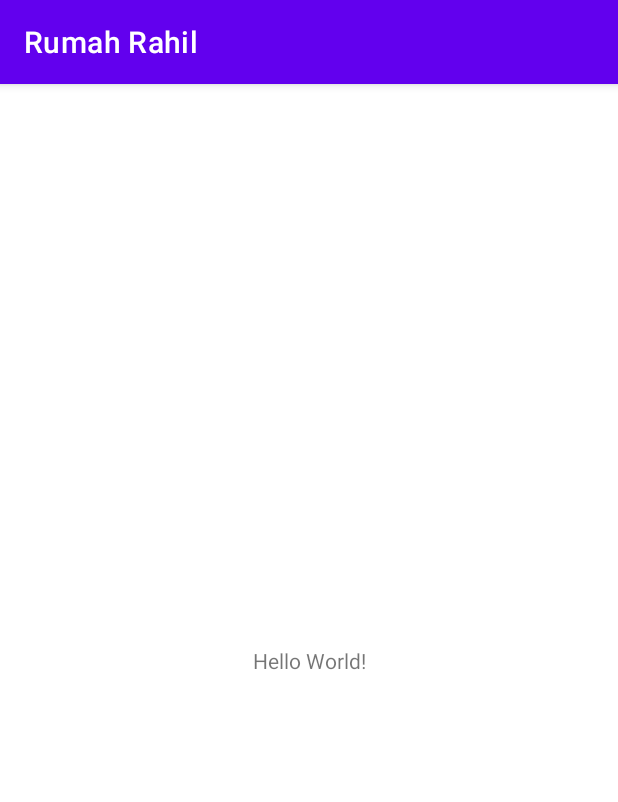
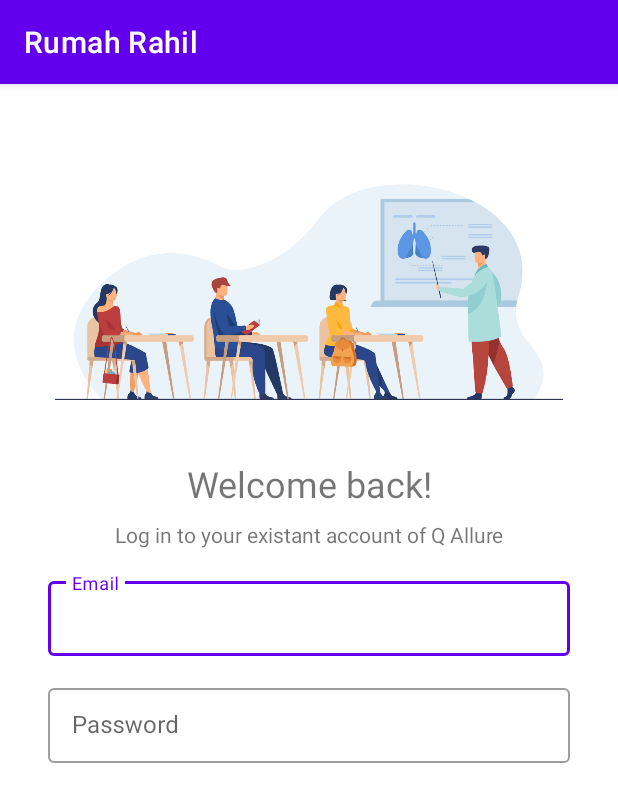
Before and after one commit to alamsyaah/rumahrahil, an Android app: the screen it shows after launch (MainActivity before the commit, LoginActivity after it), on a phone screen of 412 x 824 dp. Shown: the top 802 px of the screen. Run offline under Robolectric (Android 15) with nearby library versions, the phone set to English and light mode, and no system bars.

Commit message:
editing layout login

```diff
--- a/app/src/main/AndroidManifest.xml
+++ b/app/src/main/AndroidManifest.xml
@@ -9,13 +9,16 @@
         android:roundIcon="@mipmap/ic_launcher_round"
         android:supportsRtl="true"
         android:theme="@style/Theme.RumahRahil">
-        <activity android:name=".MainActivity">
+        <activity android:name=".Login.LoginActivity">
             <intent-filter>
                 <action android:name="android.intent.action.MAIN" />
 
                 <category android:name="android.intent.category.LAUNCHER" />
             </intent-filter>
         </activity>
+        <activity android:name=".MainActivity">
+
+        </activity>
     </application>
 
 </manifest>
--- /dev/null
+++ b/app/src/main/java/com/example/rumahrahil/Login/LoginActivity.kt
@@ -0,0 +1,12 @@
+package com.example.rumahrahil.Login
+
+import androidx.appcompat.app.AppCompatActivity
+import android.os.Bundle
+import com.example.rumahrahil.R
+
+class LoginActivity : AppCompatActivity() {
+    override fun onCreate(savedInstanceState: Bundle?) {
+        super.onCreate(savedInstanceState)
+        setContentView(R.layout.activity_login)
+    }
+}
--- /dev/null
+++ b/app/src/main/res/layout/activity_login.xml
@@ -0,0 +1,69 @@
+<?xml version="1.0" encoding="utf-8"?>
+<androidx.constraintlayout.widget.ConstraintLayout xmlns:android="http://schemas.android.com/apk/res/android"
+    xmlns:app="http://schemas.android.com/apk/res-auto"
+    xmlns:tools="http://schemas.android.com/tools"
+    android:layout_width="match_parent"
+    android:layout_height="match_parent"
+    tools:context=".Login.LoginActivity">
+
+    <ImageView
+        android:id="@+id/iv_ilustrasi_login"
+        android:layout_width="match_parent"
+        android:layout_height="250dp"
+        android:paddingTop="32dp"
+        android:src="@drawable/ilustrasi_login"
+        app:layout_constraintTop_toTopOf="parent"/>
+
+    <com.google.android.material.textview.MaterialTextView
+        android:id="@+id/tv_wb"
+        android:layout_width="match_parent"
+        android:layout_height="wrap_content"
+        android:gravity="center_horizontal"
+        android:textSize="24sp"
+        app:layout_constraintTop_toBottomOf="@id/iv_ilustrasi_login"
+        android:text="@string/welcome_back"/>
+
+    <com.google.android.material.textview.MaterialTextView
+        android:id="@+id/tv_descwb"
+        android:layout_width="match_parent"
+        android:layout_height="wrap_content"
+        android:text="@string/description_welcome"
+        android:layout_marginTop="8dp"
+        android:gravity="center_horizontal"
+        app:layout_constraintTop_toBottomOf="@id/tv_wb"/>
+
+    <com.google.android.material.textfield.TextInputLayout
+        android:id="@+id/til_email_login"
+        style="@style/Widget.MaterialComponents.TextInputLayout.OutlinedBox"
+        android:layout_width="match_parent"
+        android:layout_height="wrap_content"
+        android:layout_marginTop="16dp"
+        android:layout_marginHorizontal="32dp"
+        app:layout_constraintTop_toBottomOf="@id/tv_descwb">
+
+        <com.google.android.material.textfield.TextInputEditText
+            android:layout_width="match_parent"
+            android:layout_height="50dp"
+            android:textColor="@color/black"
+            android:hint="@string/email"/>
+
+    </com.google.android.material.textfield.TextInputLayout>
+
+    <com.google.android.material.textfield.TextInputLayout
+        android:id="@+id/til_password_login"
+        style="@style/Widget.MaterialComponents.TextInputLayout.OutlinedBox"
+        android:layout_width="match_parent"
+        android:layout_height="wrap_content"
+        android:layout_marginTop="16dp"
+        android:layout_marginHorizontal="32dp"
+        app:layout_constraintTop_toBottomOf="@id/til_email_login">
+
+        <com.google.android.material.textfield.TextInputEditText
+            android:layout_width="match_parent"
+            android:layout_height="50dp"
+            android:textColor="@color/black"
+            android:hint="@string/password"/>
+
+    </com.google.android.material.textfield.TextInputLayout>
+
+</androidx.constraintlayout.widget.ConstraintLayout>
--- a/app/src/main/res/values/strings.xml
+++ b/app/src/main/res/values/strings.xml
@@ -1,3 +1,7 @@
 <resources>
     <string name="app_name">Rumah Rahil</string>
+    <string name="welcome_back">Welcome back!</string>
+    <string name="description_welcome">Log in to your existant account of Q Allure</string>
+    <string name="email">Email</string>
+    <string name="password">Password</string>
 </resources>
```
Also changed, not shown: app/src/main/res/drawable-hdpi/ilustrasi_login.png (added), app/src/main/res/drawable-mdpi/ilustrasi_login.png (added), app/src/main/res/drawable-xhdpi/ilustrasi_login.png (added), app/src/main/res/drawable-xxhdpi/ilustrasi_login.png (added), app/src/main/res/drawable-xxxhdpi/ilustrasi_login.png (added).
